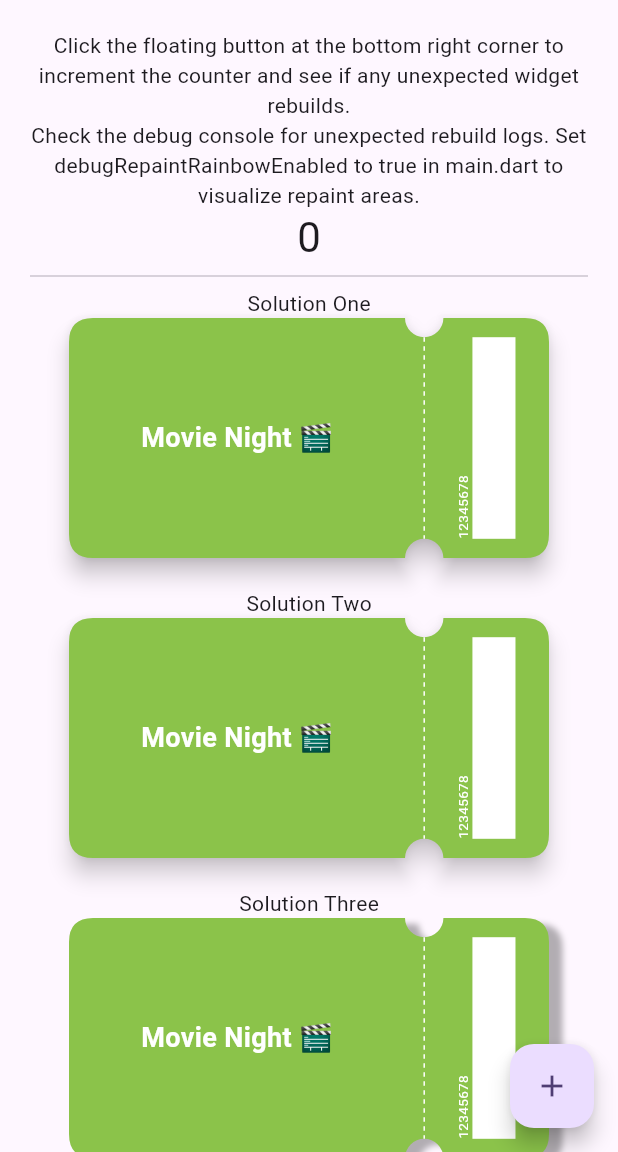
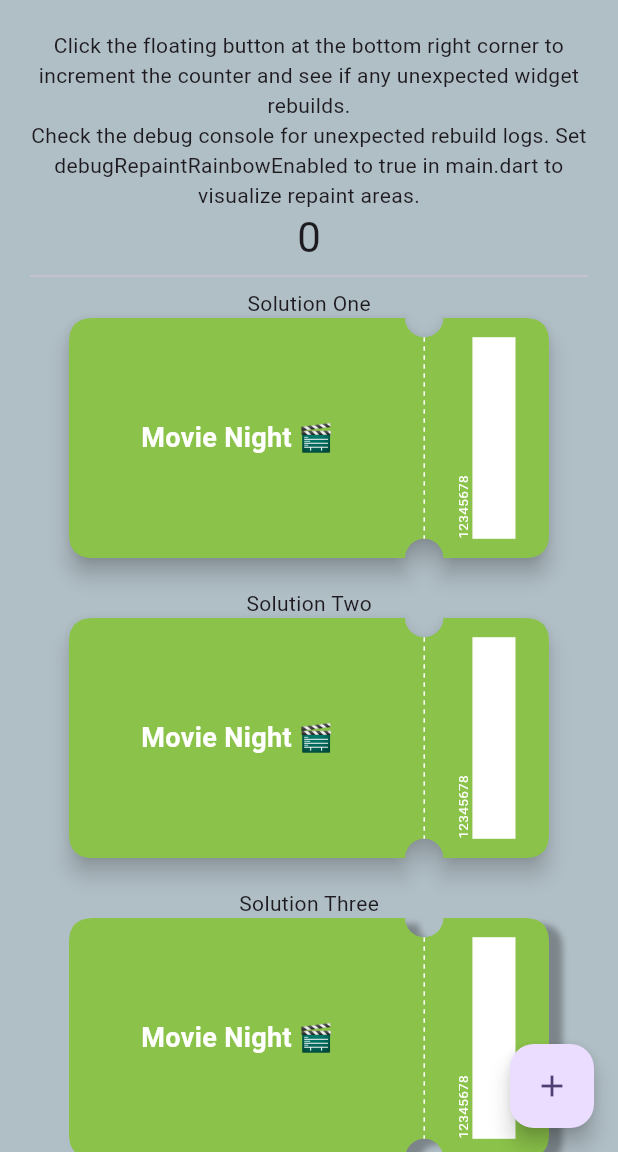
Before and after one commit to emmawong/flutter_ticket_custom_clipper, a Flutter app: the screen it shows after launch, on a phone screen of 412 x 824 dp, the part 84-1236 px from its top. Run offline on Flutter 3.47's test engine with Material 3 defaults, Android fonts, the phone set to English and light mode, and no system bars.

Commit message:
home screen background color and add home screen screenshot in README

```diff
--- a/lib/screens/home_screen.dart
+++ b/lib/screens/home_screen.dart
@@ -35,7 +35,7 @@ class _HomeScreenState extends State<HomeScreen> {
     debugPrint('build home');
     return Scaffold(
       appBar: AppBar(title: const Text('Ticket Custom Clipper')),
-      // backgroundColor: Colors.blueGrey.shade200,
+      backgroundColor: Colors.blueGrey.shade200,
       body: Padding(
         padding: const EdgeInsets.symmetric(horizontal: 20),
         child: ListView(
```
Also changed, not shown: 2 other files.
